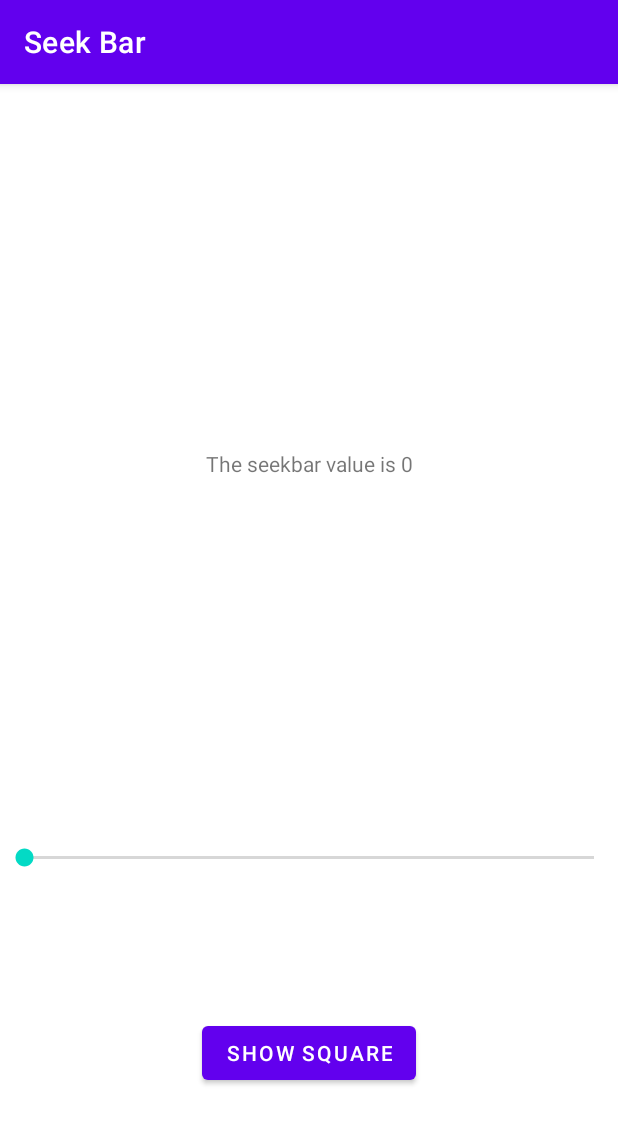
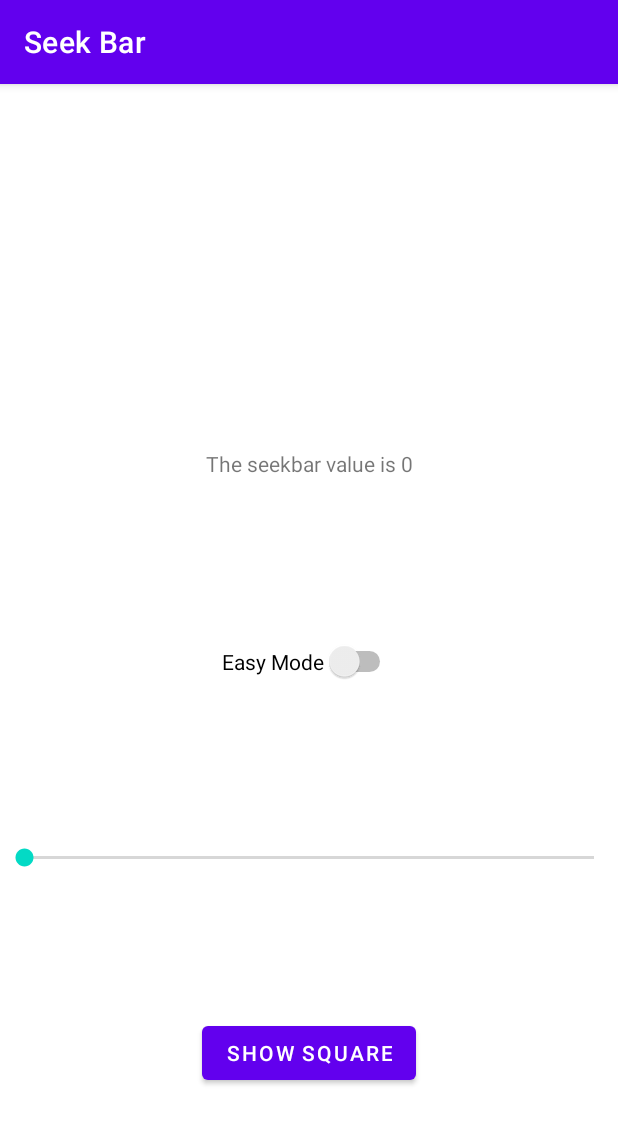
Before and after one commit to NoonBrew/SeekBarWithTwoActivities, an Android app: the screen it shows after launch (MainActivity), on a phone screen of 412 x 824 dp. Shown: the top 1124 px of the screen. Run offline under Robolectric (Android 15) with nearby library versions, the phone set to English and light mode, and no system bars.

Commit message:
Tap the Square added switch.

```diff
--- a/app/src/main/java/com/example/seekbar/MainActivity.kt
+++ b/app/src/main/java/com/example/seekbar/MainActivity.kt
@@ -3,21 +3,21 @@ package com.example.seekbar
 import android.content.Intent
 import androidx.appcompat.app.AppCompatActivity
 import android.os.Bundle
-import android.widget.Button
-import android.widget.SeekBar
-import android.widget.TextView
-import android.widget.Toast
+import android.widget.*
 import androidx.activity.result.ActivityResult
 import androidx.activity.result.contract.ActivityResultContracts
+import androidx.appcompat.widget.SwitchCompat
 
 
 const val EXTRA_SQUARE_SIZE = "com.example.seekbar.tap_the_square.SQUARE_SIZE"
+const val EXTRA_EASY_MODE = "com.example.seekbar.tap_the_square.EASY_MODE"
 
 class MainActivity : AppCompatActivity() {
 
     private lateinit var seekbar: SeekBar
     private lateinit var seekbarLabel: TextView
     private lateinit var showSquareButton: Button
+    private lateinit var easyModeSwitch: Switch
 
     private val squareResultLauncher = registerForActivityResult(ActivityResultContracts.StartActivityForResult()) {
         result -> handleSquareResult(result)
@@ -32,6 +32,7 @@ class MainActivity : AppCompatActivity() {
         seekbar = findViewById(R.id.seek_bar)
         seekbarLabel = findViewById(R.id.seek_bar_label)
         showSquareButton = findViewById(R.id.show_square_button)
+        easyModeSwitch = findViewById(R.id.easy_mode)
         // Progress is an attribute of seekbar. Gets an Int value.
         val initialProgress = seekbar.progress
         // Function passes the int to the text of our seekbar label.
@@ -47,6 +48,7 @@ class MainActivity : AppCompatActivity() {
             override fun onStartTrackingTouch(p0: SeekBar?) { }
             override fun onStopTrackingTouch(p0: SeekBar?) { }
         })
+
 
         showSquareButton.setOnClickListener {
             showSquare()
@@ -64,6 +66,7 @@ class MainActivity : AppCompatActivity() {
         // based on the progress of the Seekbar
         Intent(this, SquareActivity::class.java).apply {
             putExtra(EXTRA_SQUARE_SIZE, seekbar.progress)
+            putExtra(EXTRA_EASY_MODE, easyModeSwitch.isChecked)
             squareResultLauncher.launch(this)
         }
 
--- a/app/src/main/java/com/example/seekbar/SquareActivity.kt
+++ b/app/src/main/java/com/example/seekbar/SquareActivity.kt
@@ -6,6 +6,7 @@ import androidx.appcompat.app.AppCompatActivity
 import android.os.Bundle
 import android.widget.ImageView
 import androidx.constraintlayout.widget.ConstraintLayout
+import com.google.android.material.snackbar.Snackbar
 
 const val EXTRA_TAPPED_INSIDE_SQUARE = "com.example.seekbar.TAPPED_INSIDE_SQUARE"
 
@@ -24,11 +25,19 @@ class SquareActivity : AppCompatActivity() {
         squareImage = findViewById(R.id.square)
 
         var squareSize = intent.getIntExtra(EXTRA_SQUARE_SIZE, 100)
+        val isEasyMode = intent.getBooleanExtra(EXTRA_EASY_MODE, false)
+
         if (squareSize == 0) {
             squareSize = 1
         }
+
+        if (isEasyMode){
+            squareSize *= 2
+        }
+
         squareImage.layoutParams.width = squareSize
         squareImage.layoutParams.height = squareSize
+
 
         squareImage.setOnClickListener {
             squareTapped(true)
@@ -37,7 +46,6 @@ class SquareActivity : AppCompatActivity() {
         container.setOnClickListener {
             squareTapped(false)
         }
-
 
     }
 
@@ -50,4 +58,5 @@ class SquareActivity : AppCompatActivity() {
         }
 
     }
+
 }
--- a/app/src/main/res/layout-land/activity_main.xml
+++ b/app/src/main/res/layout-land/activity_main.xml
@@ -39,4 +39,13 @@
         app:layout_constraintStart_toStartOf="@+id/seek_bar"
         app:layout_constraintTop_toBottomOf="@+id/seek_bar" />
 
+    <Switch
+        android:id="@+id/easy_mode"
+        android:layout_width="wrap_content"
+        android:layout_height="wrap_content"
+        android:text="@string/easy_mode_text"
+        app:layout_constraintEnd_toEndOf="@+id/seek_bar"
+        app:layout_constraintStart_toStartOf="@+id/seek_bar"
+        tools:layout_editor_absoluteY="89dp" />
+
 </androidx.constraintlayout.widget.ConstraintLayout>
--- a/app/src/main/res/layout/activity_main.xml
+++ b/app/src/main/res/layout/activity_main.xml
@@ -38,4 +38,14 @@
         app:layout_constraintStart_toStartOf="parent"
         app:layout_constraintTop_toBottomOf="@+id/seek_bar" />
 
+    <Switch
+        android:id="@+id/easy_mode"
+        android:layout_width="wrap_content"
+        android:layout_height="wrap_content"
+        android:text="@string/easy_mode_text"
+        app:layout_constraintBottom_toTopOf="@+id/seek_bar"
+        app:layout_constraintEnd_toEndOf="parent"
+        app:layout_constraintStart_toStartOf="parent"
+        app:layout_constraintTop_toBottomOf="@+id/seek_bar_label" />
+
 </androidx.constraintlayout.widget.ConstraintLayout>
--- a/app/src/main/res/values/strings.xml
+++ b/app/src/main/res/values/strings.xml
@@ -3,4 +3,5 @@
     <string name="seekbar_value_message">The seekbar value is %1$d</string>
     <string name="show_square">Show Square</string>
     <string name="instructions">Try to tap the square.</string>
+    <string name="easy_mode_text">Easy Mode</string>
 </resources>
```
